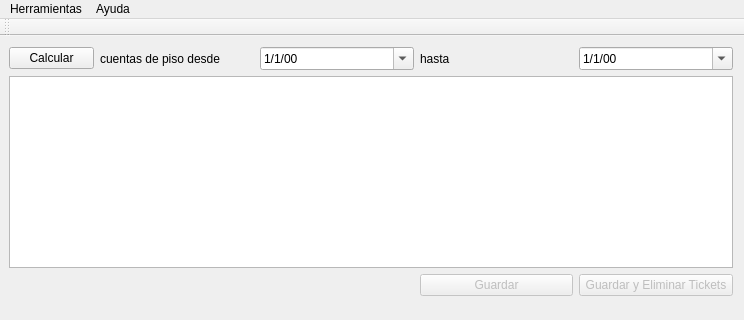
Qt form mainwindow.ui (emepetres/Six-of-Spades) before a commit; both pictures show x 0 to 744 and y 0 to 320 of the 744 by 640 pixel window.
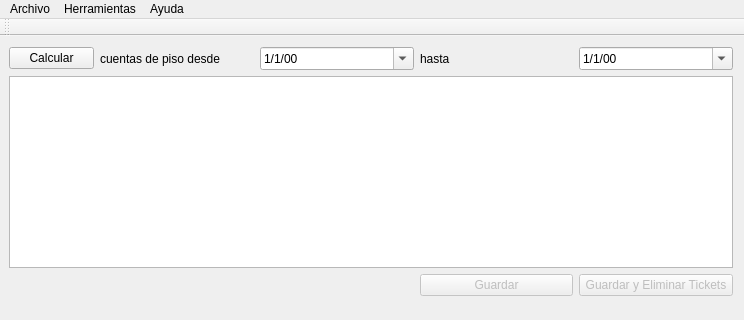
The same form after that commit.

Patch:
```diff
--- a/mainwindow.ui
+++ b/mainwindow.ui
@@ -172,10 +172,10 @@
      <x>0</x>
      <y>0</y>
      <width>744</width>
-     <height>26</height>
+     <height>25</height>
     </rect>
    </property>
-   <widget class="QMenu" name="menuArchivo">
+   <widget class="QMenu" name="menuHerramientas">
     <property name="title">
      <string>Herramientas</string>
     </property>
@@ -188,7 +188,15 @@
     </property>
     <addaction name="actionSobre_Seis_De_Picas"/>
    </widget>
+   <widget class="QMenu" name="menuArchivo">
+    <property name="title">
+     <string>Archivo</string>
+    </property>
+    <addaction name="actionAbrir"/>
+    <addaction name="actionAbrir_remoto"/>
+   </widget>
    <addaction name="menuArchivo"/>
+   <addaction name="menuHerramientas"/>
    <addaction name="menuAyuda"/>
   </widget>
   <widget class="QToolBar" name="mainToolBar">
```
Left out of the diff: 10 changed lines with no effect on the pictures.
